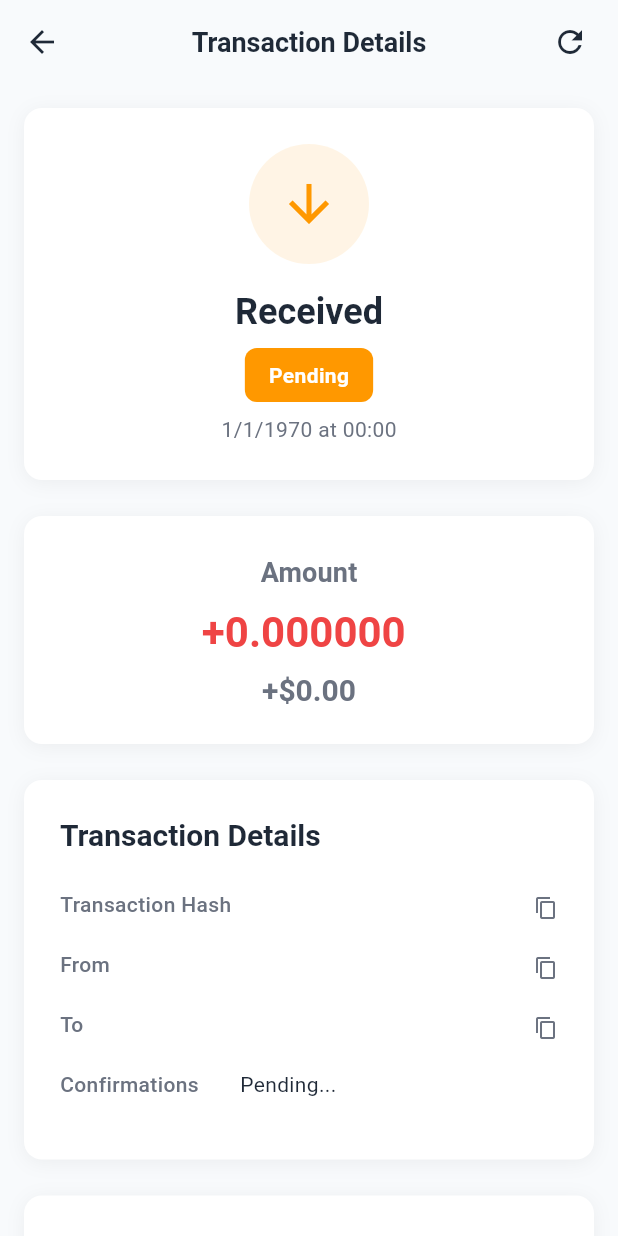
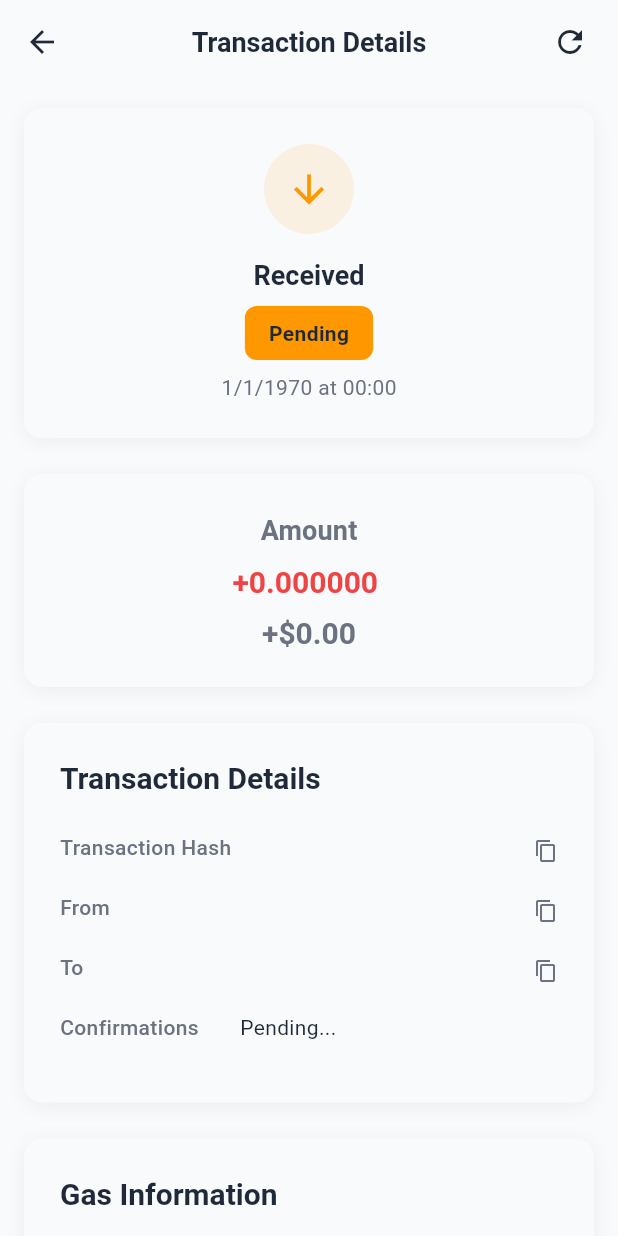
Before and after one commit to jamesatomc/pay_evm, a Flutter app: the TransactionDetailScreen screen opened directly with empty values, on a phone screen of 412 x 824 dp. Run offline on Flutter 3.47's test engine with Material 3 defaults, Android fonts, the phone set to English and light mode, and no system bars; our stand-ins replace flutter_secure_storage, local_auth, package_info_plus, qr_flutter, shared_preferences; missing offline and left inert: bip39, mobile_scanner, pointycastle, web3dart; accounts and stored records are empty.

Commit message:
refactor: Enhance responsiveness of TransactionDetail and TransactionHistory screens for better usability on small devices

```diff
--- a/lib/screenpage/TransactionDetailScreen.dart
+++ b/lib/screenpage/TransactionDetailScreen.dart
@@ -111,6 +111,10 @@ class _TransactionDetailScreenState extends State<TransactionDetailScreen> {
 
   @override
   Widget build(BuildContext context) {
+    return LayoutBuilder(
+      builder: (context, constraints) {
+        final isSmallScreen = constraints.maxWidth < 600;
+
         final isIncoming = widget.transaction.isIncoming(widget.walletAddress);
         final isSuccessful = widget.transaction.status.isSuccessful;
 
@@ -129,8 +133,8 @@ class _TransactionDetailScreenState extends State<TransactionDetailScreen> {
                 IconButton(
                   icon: _isRefreshing
                       ? SizedBox(
-                      width: 20,
-                      height: 20,
+                          width: isSmallScreen ? 16 : 20,
+                          height: isSmallScreen ? 16 : 20,
                           child: CircularProgressIndicator(
                             strokeWidth: 2,
                             valueColor: AlwaysStoppedAnimation<Color>(AppTheme.textPrimary),
@@ -155,42 +159,44 @@ class _TransactionDetailScreenState extends State<TransactionDetailScreen> {
               crossAxisAlignment: CrossAxisAlignment.stretch,
               children: [
                 // Status Header
-            _buildStatusHeader(isIncoming, isSuccessful),
+                _buildStatusHeader(isIncoming, isSuccessful, isSmallScreen),
 
                 const SizedBox(height: AppTheme.spacingL),
 
                 // Amount Section
-            _buildAmountSection(isIncoming),
+                _buildAmountSection(isIncoming, isSmallScreen),
 
                 const SizedBox(height: AppTheme.spacingL),
 
                 // Transaction Details
-            _buildDetailsCard(),
+                _buildDetailsCard(isSmallScreen),
 
                 const SizedBox(height: AppTheme.spacingL),
 
                 // Gas Information
-            _buildGasInfoCard(),
+                _buildGasInfoCard(isSmallScreen),
 
                 const SizedBox(height: AppTheme.spacingL),
 
                 // Actions
-            _buildActions(),
+                _buildActions(isSmallScreen),
               ],
             ),
           ),
         );
+      },
+    );
   }
 
-  Widget _buildStatusHeader(bool isIncoming, bool isSuccessful) {
+  Widget _buildStatusHeader(bool isIncoming, bool isSuccessful, bool isSmallScreen) {
     return Container(
       padding: const EdgeInsets.all(AppTheme.spacingL),
       decoration: BoxDecoration(
-        color: Colors.white,
+        color: Theme.of(context).cardColor,
         borderRadius: BorderRadius.circular(AppTheme.borderRadiusMedium),
         boxShadow: [
           BoxShadow(
-            color: Colors.black.withOpacity(0.05),
+            color: Theme.of(context).shadowColor.withOpacity(0.05),
             blurRadius: 10,
             offset: const Offset(0, 2),
           ),
@@ -200,15 +206,15 @@ class _TransactionDetailScreenState extends State<TransactionDetailScreen> {
         children: [
           // Status Icon
           Container(
-            width: 80,
-            height: 80,
+            width: isSmallScreen ? 60 : 80,
+            height: isSmallScreen ? 60 : 80,
             decoration: BoxDecoration(
               color: _getStatusColor().withOpacity(0.1),
               shape: BoxShape.circle,
             ),
             child: Icon(
               _getStatusIcon(isIncoming),
-              size: 40,
+              size: isSmallScreen ? 30 : 40,
               color: _getStatusColor(),
             ),
           ),
@@ -221,6 +227,7 @@ class _TransactionDetailScreenState extends State<TransactionDetailScreen> {
             style: Theme.of(context).textTheme.headlineSmall?.copyWith(
               fontWeight: FontWeight.bold,
               color: AppTheme.textPrimary,
+              fontSize: isSmallScreen ? 18 : 24,
             ),
           ),
 
@@ -239,7 +246,11 @@ class _TransactionDetailScreenState extends State<TransactionDetailScreen> {
             child: Text(
               widget.transaction.status.displayName,
               style: Theme.of(context).textTheme.bodyMedium?.copyWith(
-                color: Colors.white,
+                color: ThemeData.estimateBrightnessForColor(
+                              _getStatusColor()) ==
+                          Brightness.dark
+                      ? Colors.white
+                      : AppTheme.textPrimary,
                 fontWeight: FontWeight.bold,
               ),
             ),
@@ -259,15 +270,15 @@ class _TransactionDetailScreenState extends State<TransactionDetailScreen> {
     );
   }
 
-  Widget _buildAmountSection(bool isIncoming) {
+  Widget _buildAmountSection(bool isIncoming, bool isSmallScreen) {
     return Container(
       padding: const EdgeInsets.all(AppTheme.spacingL),
       decoration: BoxDecoration(
-        color: Colors.white,
+        color: Theme.of(context).cardColor,
         borderRadius: BorderRadius.circular(AppTheme.borderRadiusMedium),
         boxShadow: [
           BoxShadow(
-            color: Colors.black.withOpacity(0.05),
+            color: Theme.of(context).shadowColor.withOpacity(0.05),
             blurRadius: 10,
             offset: const Offset(0, 2),
           ),
@@ -291,6 +302,7 @@ class _TransactionDetailScreenState extends State<TransactionDetailScreen> {
               color: widget.transaction.status.isSuccessful
                   ? (isIncoming ? AppTheme.secondaryColor : AppTheme.textPrimary)
                   : AppTheme.errorColor,
+              fontSize: isSmallScreen ? 20 : 24,
             ),
           ),
 
@@ -308,15 +320,15 @@ class _TransactionDetailScreenState extends State<TransactionDetailScreen> {
     );
   }
 
-  Widget _buildDetailsCard() {
+  Widget _buildDetailsCard(bool isSmallScreen) {
     return Container(
       padding: const EdgeInsets.all(AppTheme.spacingL),
       decoration: BoxDecoration(
-        color: Colors.white,
+        color: Theme.of(context).cardColor,
         borderRadius: BorderRadius.circular(AppTheme.borderRadiusMedium),
         boxShadow: [
           BoxShadow(
-            color: Colors.black.withOpacity(0.05),
+            color: Theme.of(context).shadowColor.withOpacity(0.05),
             blurRadius: 10,
             offset: const Offset(0, 2),
           ),
@@ -335,39 +347,39 @@ class _TransactionDetailScreenState extends State<TransactionDetailScreen> {
 
           const SizedBox(height: AppTheme.spacingL),
 
-          _buildDetailRow('Transaction Hash', widget.transaction.hash, true),
-          _buildDetailRow('From', widget.transaction.from, true),
-          _buildDetailRow('To', widget.transaction.to, true),
+          _buildDetailRow('Transaction Hash', widget.transaction.hash, true, isSmallScreen),
+          _buildDetailRow('From', widget.transaction.from, true, isSmallScreen),
+          _buildDetailRow('To', widget.transaction.to, true, isSmallScreen),
 
           if (widget.transaction.blockNumber > 0)
-            _buildDetailRow('Block Number', widget.transaction.blockNumber.toString()),
+            _buildDetailRow('Block Number', widget.transaction.blockNumber.toString(), false, isSmallScreen),
 
           if (widget.transaction.confirmations > 0)
-            _buildDetailRow('Confirmations', widget.transaction.confirmations.toString())
+            _buildDetailRow('Confirmations', widget.transaction.confirmations.toString(), false, isSmallScreen)
           else if (widget.transaction.status == TransactionStatus.pending)
-            _buildDetailRow('Confirmations', 'Pending...')
+            _buildDetailRow('Confirmations', 'Pending...', false, isSmallScreen)
           else
-            _buildDetailRow('Confirmations', 'Unknown'),
+            _buildDetailRow('Confirmations', 'Unknown', false, isSmallScreen),
 
           if (_network != null)
-            _buildDetailRow('Network', _network!.name),
+            _buildDetailRow('Network', _network!.name, false, isSmallScreen),
 
           if (widget.transaction.tokenAddress != null && widget.transaction.tokenAddress!.isNotEmpty)
-            _buildDetailRow('Token Contract', widget.transaction.tokenAddress!, true),
+            _buildDetailRow('Token Contract', widget.transaction.tokenAddress!, true, isSmallScreen),
         ],
       ),
     );
   }
 
-  Widget _buildGasInfoCard() {
+  Widget _buildGasInfoCard(bool isSmallScreen) {
     return Container(
       padding: const EdgeInsets.all(AppTheme.spacingL),
       decoration: BoxDecoration(
-        color: Colors.white,
+        color: Theme.of(context).cardColor,
         borderRadius: BorderRadius.circular(AppTheme.borderRadiusMedium),
         boxShadow: [
           BoxShadow(
-            color: Colors.black.withOpacity(0.05),
+            color: Theme.of(context).shadowColor.withOpacity(0.05),
             blurRadius: 10,
             offset: const Offset(0, 2),
           ),
@@ -388,19 +400,19 @@ class _TransactionDetailScreenState extends State<TransactionDetailScreen> {
 
           _buildDetailRow('Gas Used', widget.transaction.gasUsed > 0
               ? widget.transaction.gasUsed.toStringAsFixed(0)
-              : 'Pending...'),
+              : 'Pending...', false, isSmallScreen),
           _buildDetailRow('Gas Price', widget.transaction.gasPrice > 0
               ? '${widget.transaction.gasPrice.toStringAsFixed(2)} Gwei'
-              : 'Unknown'),
+              : 'Unknown', false, isSmallScreen),
           _buildDetailRow('Transaction Fee', widget.transaction.gasFee > 0
               ? '${widget.transaction.gasFee.toStringAsFixed(6)} ${widget.transaction.symbol}'
-              : 'Calculating...'),
+              : 'Calculating...', false, isSmallScreen),
         ],
       ),
     );
   }
 
-  Widget _buildDetailRow(String label, String value, [bool copyable = false]) {
+  Widget _buildDetailRow(String label, String value, [bool copyable = false, bool isSmallScreen = false]) {
     return Padding(
       padding: const EdgeInsets.only(bottom: AppTheme.spacingM),
       child: Row(
@@ -413,6 +425,7 @@ class _TransactionDetailScreenState extends State<TransactionDetailScreen> {
               style: Theme.of(context).textTheme.bodyMedium?.copyWith(
                 color: AppTheme.textSecondary,
                 fontWeight: FontWeight.w500,
+                fontSize: isSmallScreen ? 14 : 16,
               ),
             ),
           ),
@@ -425,6 +438,7 @@ class _TransactionDetailScreenState extends State<TransactionDetailScreen> {
                     style: Theme.of(context).textTheme.bodyMedium?.copyWith(
                       color: AppTheme.textPrimary,
                       fontFamily: copyable ? 'monospace' : null,
+                      fontSize: isSmallScreen ? 14 : 16,
                     ),
                   ),
                 ),
@@ -447,7 +461,7 @@ class _TransactionDetailScreenState extends State<TransactionDetailScreen> {
     );
   }
 
-  Widget _buildActions() {
+  Widget _buildActions(bool isSmallScreen) {
     return Column(
       children: [
         if (_network?.blockExplorerUrl != null)
@@ -459,7 +473,6 @@ class _TransactionDetailScreenState extends State<TransactionDetailScreen> {
                 label: const Text('View in Block Explorer'),
                 style: ElevatedButton.styleFrom(
                   backgroundColor: AppTheme.primaryColor,
-                  foregroundColor: Colors.white,
                   padding: const EdgeInsets.symmetric(vertical: AppTheme.spacingM),
                   shape: RoundedRectangleBorder(
                     borderRadius: BorderRadius.circular(AppTheme.borderRadiusMedium),
```
Also changed, not shown: lib/screenpage/TransactionHistoryScreen.dart (+32 -15 lines). Lines whose indentation alone changed are shown as unchanged.
